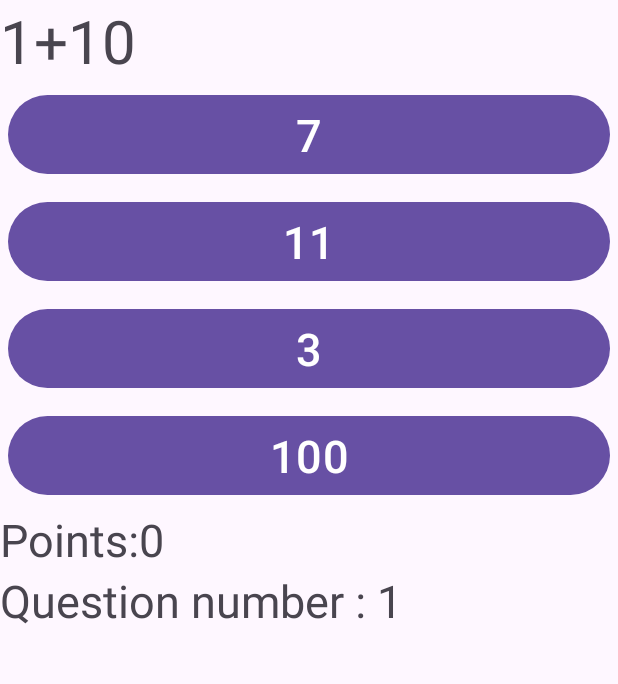
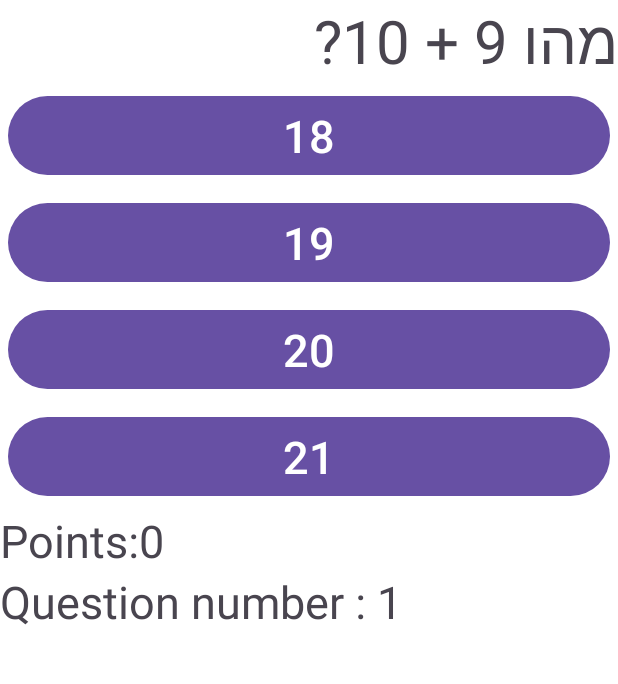
Before and after one commit to adishomer/TriviaAdi, an Android app: the screen it shows after launch (GameActivity), after a tap on "start game", on a phone screen of 412 x 824 dp, the part 101-785 px from its top. Run offline under Robolectric (Android 15) with nearby library versions, the phone set to English and light mode, and no system bars; our stand-ins replace Firebase (no records; nobody signed in at launch, a user with empty details on screens opened directly); 3 statements that could not run were skipped.

Commit message:
First aaa

```diff
--- a/app/src/main/java/com/example/triviaadi/collection2.java
+++ b/app/src/main/java/com/example/triviaadi/Collection2.java
@@ -1,11 +1,12 @@
 package com.example.triviaadi;
 
 import java.util.ArrayList;
+import java.util.Collections;
 
-public class collection2 {
+public class Collection2 {
     private ArrayList<Question> arr;
     private int index;//מספר השאלה הבאה בתור
-    public collection2(){
+    public Collection2(){
         Question q1 = new Question("מהו 5 + 7?", "12", "13", "14", "15", 1); // התשובה הנכונה היא 12
         Question q2 = new Question("מהו 8 - 3?", "4", "5", "6", "7", 2); // התשובה הנכונה היא 5
         Question q3 = new Question("כמה הוא 6 * 7?", "38", "42", "44", "48", 2); // התשובה הנכונה היא 42
@@ -18,6 +19,8 @@ public class collection2 {
         arr.add(q3);
         arr.add(q4);
         arr.add(q5);
+
+        Collections.shuffle(arr);
     }
     public void initQuestions()
     {
--- a/app/src/main/java/com/example/triviaadi/GameActivity.java
+++ b/app/src/main/java/com/example/triviaadi/GameActivity.java
@@ -1,8 +1,11 @@
 package com.example.triviaadi;
 
+import android.content.Intent;
+import android.graphics.Color;
 import android.os.Bundle;
 import android.view.View;
 import android.widget.Button;
+import android.widget.LinearLayout;
 import android.widget.TextView;
 
 import androidx.appcompat.app.AppCompatActivity;
@@ -11,14 +14,20 @@ public class GameActivity extends AppCompatActivity implements View.OnClickListe
     private Button btna1,btna2,btna3,btna4;
     private TextView tvQueation;
     private TextView tvQueationNumber, tvPoints, tvGameOver;
-    private Collection collection;
+    private Collection2 collection;
     private Question q;
+    private LinearLayout llg;
     private int points=0;
 
     @Override
     protected void onCreate(Bundle savedInstanceState) {
         super.onCreate(savedInstanceState);
         setContentView(R.layout.activity_game);
+
+        Intent intent = getIntent();
+        String str = intent.getStringExtra("bgColor");
+        llg = findViewById(R.id.activity_game);
+        setBackgroundColorGame(str);
 
         tvQueation= findViewById(R.id.tvQuestion);
 
@@ -39,7 +48,7 @@ public class GameActivity extends AppCompatActivity implements View.OnClickListe
 
         tvGameOver.setVisibility(View.INVISIBLE);
 
-        collection= new Collection();
+        collection= new Collection2();
         collection.initQuestions();
 
         nextOuestion();
@@ -106,4 +115,38 @@ public class GameActivity extends AppCompatActivity implements View.OnClickListe
         tvGameOver.setVisibility(View.INVISIBLE);
         this.nextOuestion();
     }
+    public void setBackgroundColorGame(String color)
+    {
+        switch (color)
+        {
+            case "Red":
+            {
+
+                llg.setBackgroundColor(Color.RED);
+                break;
+            }
+            case "Blue":
+            {
+
+                llg.setBackgroundColor(Color.BLUE);
+                break;
+            }
+            case "Pink":
+            {
+
+                llg.setBackgroundColor(Color.argb(255,255,192,203));
+                break;
+            }
+            case "Yellow":
+            {
+
+                llg.setBackgroundColor(Color.YELLOW);
+                break;
+            }
+
+            default:
+
+                llg.setBackgroundColor(Color.WHITE);
+        }
+    }
 }
--- a/app/src/main/java/com/example/triviaadi/MainActivity.java
+++ b/app/src/main/java/com/example/triviaadi/MainActivity.java
@@ -17,6 +17,8 @@ public class MainActivity extends AppCompatActivity {
     private ActivityResultLauncher<Intent> resultLauncher;
     private FbModule fbModule;
     private ConstraintLayout ll;
+    private String NewColor;
+    private String backgroundColor;
 
 
     @Override
@@ -45,6 +47,7 @@ public class MainActivity extends AppCompatActivity {
 
     public void onClickStart(View view) {
         Intent intent=new Intent(this,GameActivity.class);
+        intent.putExtra("bgColor", backgroundColor);
         startActivity(intent);
     }
 
@@ -59,8 +62,10 @@ public class MainActivity extends AppCompatActivity {
     }
 
     public void setNewColorFromFb(String str) {//הפיירבייס קורא לפעולה בפעם הראשונה ואחרי כל פעם שהמשתמש משנה את הצבע
+        backgroundColor = str;
         Toast.makeText(MainActivity.this, str, Toast.LENGTH_SHORT).show();
         setBackgrundColor(str);
+
     }
 
     public void setBackgrundColor(String color)
```
